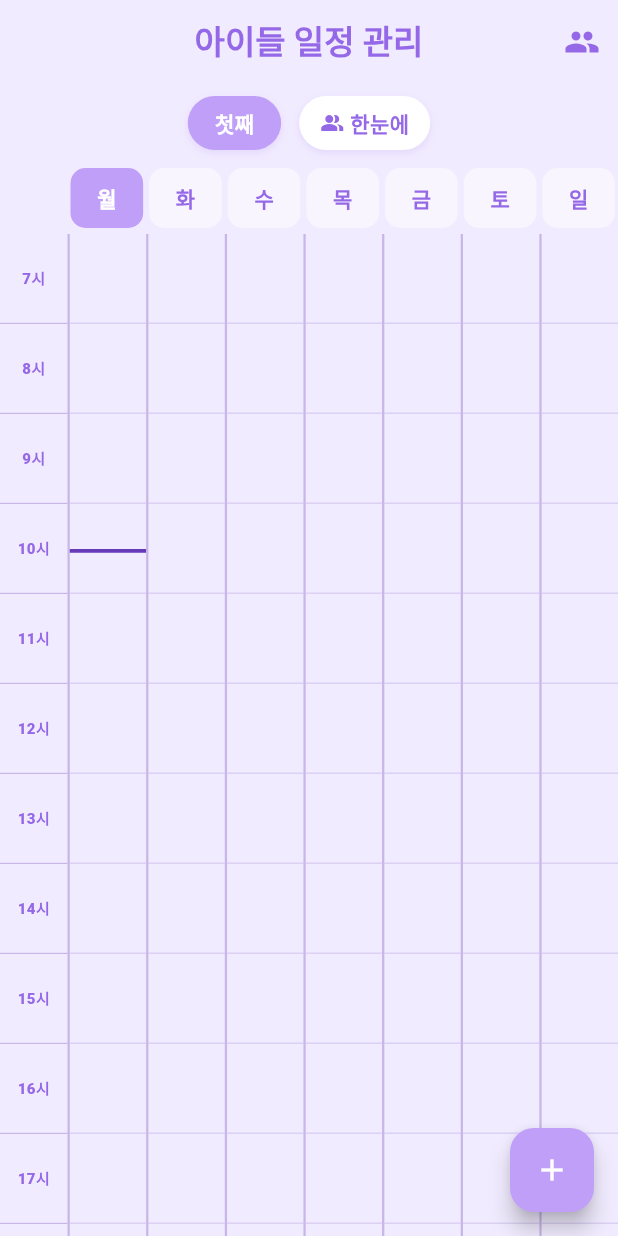
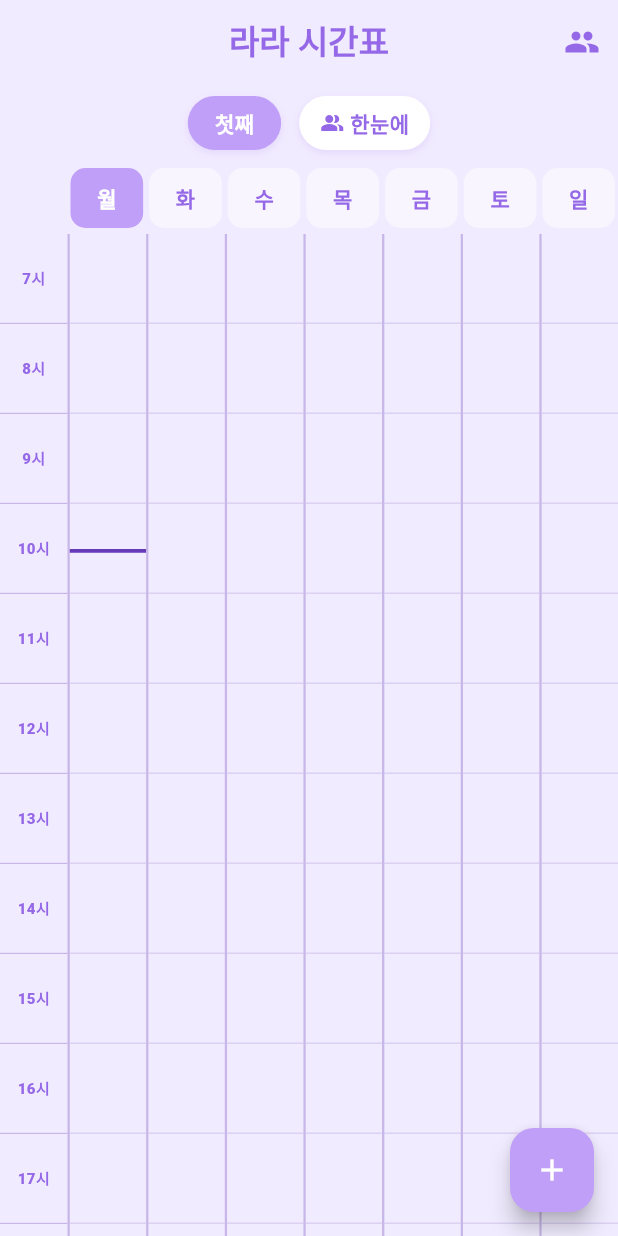
Before and after one commit to grey-shack-it/LaRa_Timetable, a Flutter app: the screen it shows after launch, on a phone screen of 412 x 824 dp. Run offline on Flutter 3.47's test engine with Material 3 defaults, Android fonts, the phone set to English and light mode, and no system bars; our stand-ins replace flutter_local_notifications, flutter_native_splash, get, google_mobile_ads, hive, hive_flutter and 1 more; accounts and stored records are empty; network calls fail.

Commit message:
어플이름 수정
Co-authored-by: Copilot <copilot@github.com>

```diff
--- a/lib/main.dart
+++ b/lib/main.dart
@@ -1,7 +1,6 @@
 import 'package:flutter/material.dart';
 import 'package:get/get.dart';
 import 'package:hive_flutter/hive_flutter.dart';
-// [주의] 아래 경로는 실제 파일 위치와 정확히 일치해야 합니다!
 import 'data/schedule.dart';
 import 'modules/home/home_view.dart';
 // ignore: unused_import
@@ -31,7 +30,7 @@ void main() async {
   runApp(
     GetMaterialApp(
       debugShowCheckedModeBanner: false,
-      title: 'Timeline App',
+      title: '라라 시간표',
       home: HomeView(),
       theme: ThemeData(
         scaffoldBackgroundColor: AppColors.lightPurple, // 전체 배경을 연한 보라로
--- a/lib/modules/home/home_view.dart
+++ b/lib/modules/home/home_view.dart
@@ -92,7 +92,7 @@ class _HomeViewState extends State<HomeView> {
       backgroundColor: AppColors.lightPurple,
       appBar: AppBar(
         title: const Text(
-          '아이들 일정 관리',
+          '라라 시간표',
           style: TextStyle(
             fontWeight: FontWeight.w900,
             color: AppColors.darkPurple,
--- a/pubspec.yaml
+++ b/pubspec.yaml
@@ -1,5 +1,5 @@
 name: my_timeline_app
-description: "A new Flutter project."
+description: "Children's schedule management app."
 # The following line prevents the package from being accidentally published to
 # pub.dev using `flutter pub publish`. This is preferred for private packages.
 
```
Also changed, not shown: 2 other files.
